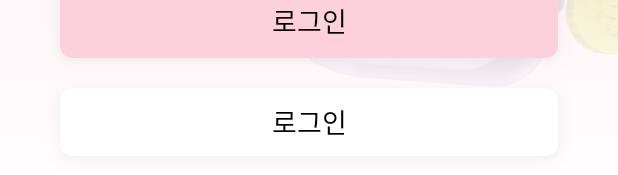
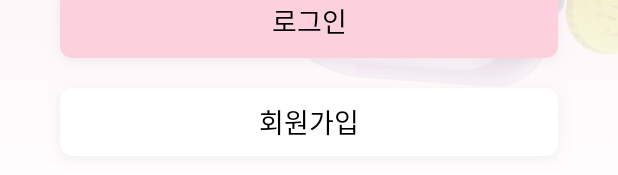
Before and after one commit to sinjidragon/Semtong-Android, an Android app built with Jetpack Compose: the @Preview function IntroScreenPreview, on a phone screen of 412 x 824 dp. Shown: the part 1005-1180 px from the top of the screen. Run offline under Robolectric (Android 15) with nearby library versions, the phone set to English and light mode, and no system bars; Roboto replaces fonts that are not available here.

Commit message:
chore :: replace element IntroScreen

```diff
--- a/app/src/main/java/com/sinjidragon/semtong/auth/ui/screen/IntroScreen.kt
+++ b/app/src/main/java/com/sinjidragon/semtong/auth/ui/screen/IntroScreen.kt
@@ -98,7 +98,7 @@ fun IntroScreen() {
             AuthBaseButton(
                 modifier = Modifier,
                 color = Color.White,
-                text = "로그인",
+                text = "회원가입",
                 onClick = {TODO()}
             )
         }
```
